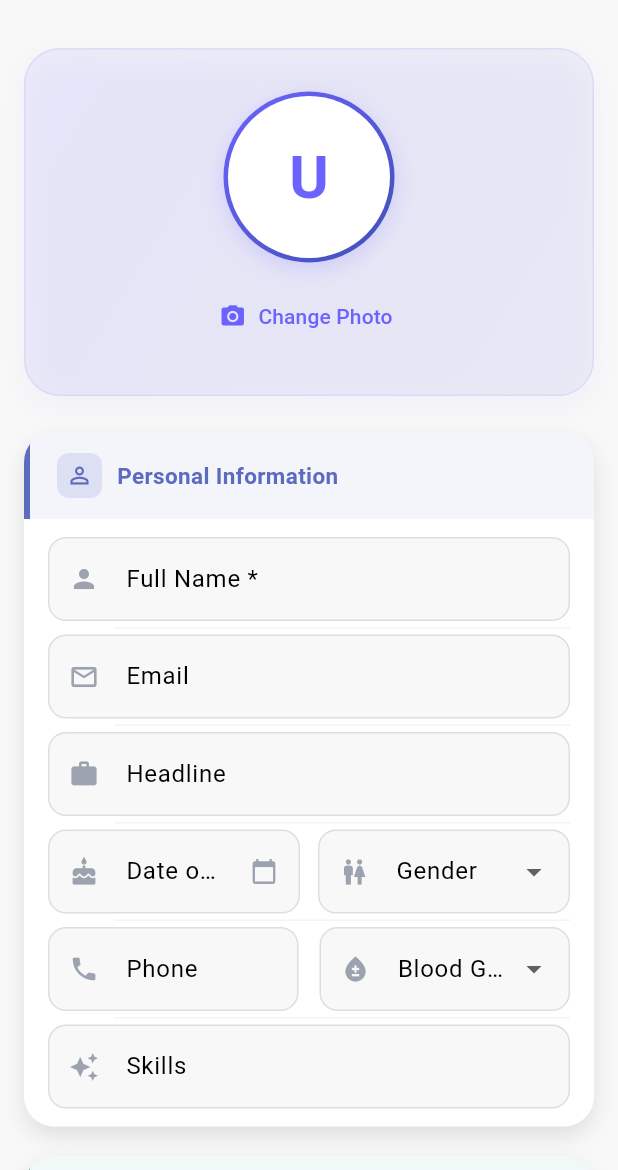
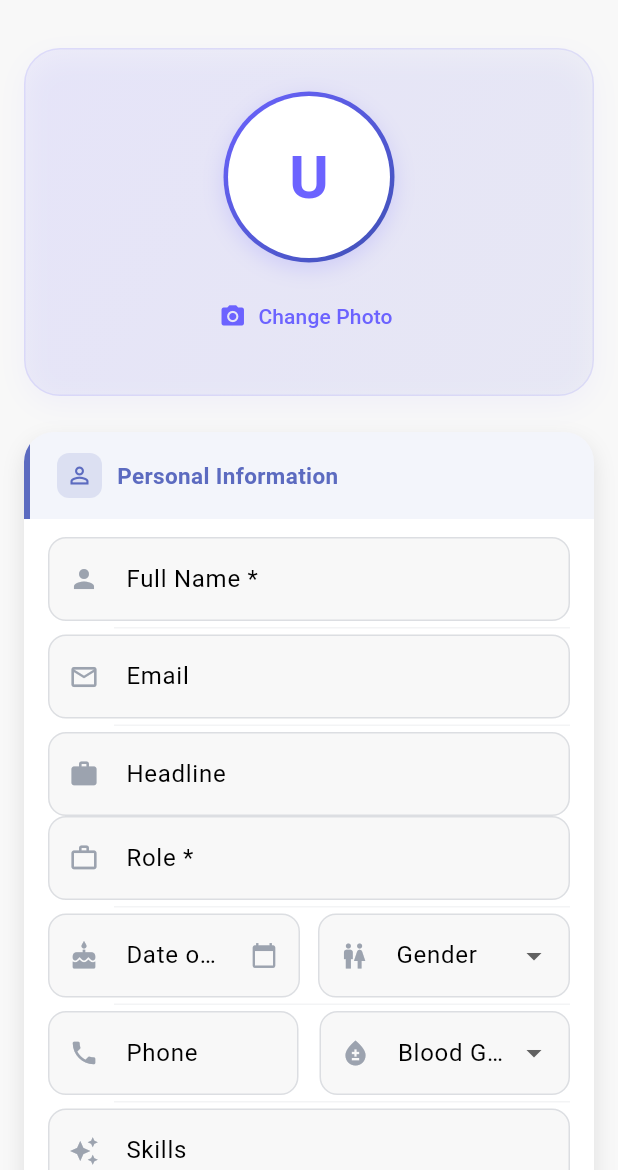
Before and after one commit to testgyaan12-boop/office-buddy-frontend, a Flutter app: the ProfileEditScreen screen opened by its route, on a phone screen of 412 x 824 dp, the part 66-1236 px from its top. Run offline on Flutter 3.47's test engine with Material 3 defaults, Android fonts, the phone set to English and light mode, and no system bars; our stand-ins replace cached_network_image, dio, file_picker, flutter_markdown, flutter_riverpod, flutter_secure_storage and 6 more; missing offline and left inert: flutter_pdfview; accounts and stored records are empty; network calls fail.

Commit message:
in profile add role and domain

```diff
--- a/lib/features/auth/auth_provider.dart
+++ b/lib/features/auth/auth_provider.dart
@@ -196,6 +196,8 @@ class AuthNotifier extends StateNotifier<AuthState> {
   Future<void> updateProfile({
     required String name,
     String? headline,
+    String? role,
+    String? domain,
     String? dateOfBirth,
     String? gender,
     String? phone,
@@ -220,6 +222,8 @@ class AuthNotifier extends StateNotifier<AuthState> {
         'name': name,
       };
       if (headline != null) data['headline'] = headline;
+      if (role != null) data['role'] = role;
+      if (domain != null) data['domain'] = domain;
       if (dateOfBirth != null) data['dateOfBirth'] = dateOfBirth;
       if (gender != null) data['gender'] = gender;
       if (phone != null) data['phone'] = phone;
--- a/lib/features/auth/models/auth_models.dart
+++ b/lib/features/auth/models/auth_models.dart
@@ -83,6 +83,8 @@ class UserModel {
   final String email;
   final String? avatarUrl;
   final String? headline;
+  final String? role;
+  final String? domain;
   final String? dateOfBirth;
   final String? gender;
   final String? phone;
@@ -108,6 +110,8 @@ class UserModel {
     required this.email,
     this.avatarUrl,
     this.headline,
+    this.role,
+    this.domain,
     this.dateOfBirth,
     this.gender,
     this.phone,
@@ -134,6 +138,8 @@ class UserModel {
         email: json['email'] as String,
         avatarUrl: json['avatarUrl'] as String?,
         headline: json['headline'] as String?,
+        role: json['role'] as String?,
+        domain: json['domain'] as String?,
         dateOfBirth: json['dateOfBirth'] as String?,
         gender: json['gender'] as String?,
         phone: json['phone'] as String?,
@@ -160,6 +166,8 @@ class UserModel {
         'email': email,
         'avatarUrl': avatarUrl,
         'headline': headline,
+        'role': role,
+        'domain': domain,
         'dateOfBirth': dateOfBirth,
         'gender': gender,
         'phone': phone,
--- a/lib/features/profile/profile_edit_screen.dart
+++ b/lib/features/profile/profile_edit_screen.dart
@@ -21,6 +21,8 @@ class _ProfileEditScreenState extends ConsumerState<ProfileEditScreen> {
   final _formKey = GlobalKey<FormState>();
   late TextEditingController _nameController;
   late TextEditingController _headlineController;
+  late TextEditingController _roleController;
+  late TextEditingController _domainController;
   late TextEditingController _phoneController;
   late TextEditingController _currentCompanyController;
   late TextEditingController _salaryController;
@@ -49,6 +51,8 @@ class _ProfileEditScreenState extends ConsumerState<ProfileEditScreen> {
     final user = ref.read(authProvider).user;
     _nameController = TextEditingController(text: user?.name ?? '');
     _headlineController = TextEditingController(text: user?.headline ?? '');
+    _roleController = TextEditingController(text: user?.role ?? '');
+    _domainController = TextEditingController(text: user?.domain ?? '');
     _phoneController = TextEditingController(text: user?.phone ?? '');
     _currentCompanyController = TextEditingController(text: user?.currentCompany ?? '');
     _salaryController = TextEditingController(text: user?.salary ?? '');
@@ -73,6 +77,8 @@ class _ProfileEditScreenState extends ConsumerState<ProfileEditScreen> {
   void dispose() {
     _nameController.dispose();
     _headlineController.dispose();
+    _roleController.dispose();
+    _domainController.dispose();
     _phoneController.dispose();
     _currentCompanyController.dispose();
     _salaryController.dispose();
@@ -162,6 +168,8 @@ class _ProfileEditScreenState extends ConsumerState<ProfileEditScreen> {
     await ref.read(authProvider.notifier).updateProfile(
           name: name,
           headline: _headlineController.text.trim().isEmpty ? null : _headlineController.text.trim(),
+          role: _roleController.text.trim(),
+          domain: _domainController.text.trim(),
           dateOfBirth: _dateOfBirth,
           gender: _gender,
           phone: _phoneController.text.trim().isEmpty ? null : _phoneController.text.trim(),
@@ -263,6 +271,14 @@ class _ProfileEditScreenState extends ConsumerState<ProfileEditScreen> {
                   icon: Icons.work,
                   hint: 'e.g. Senior Flutter Developer',
                 ),
+                _buildField(
+                  controller: _roleController,
+                  label: 'Role',
+                  icon: Icons.work_outline,
+                  hint: 'e.g. Flutter Developer',
+                  required: true,
+                  validator: (v) => (v == null || v.trim().isEmpty) ? 'Role is required' : null,
+                ),
                 _buildDivider(),
                 Row(
                   children: [
@@ -349,6 +365,15 @@ class _ProfileEditScreenState extends ConsumerState<ProfileEditScreen> {
                   controller: _currentCompanyController,
                   label: 'Current Company',
                   icon: Icons.business,
+                ),
+                _buildDivider(),
+                _buildField(
+                  controller: _domainController,
+                  label: 'Domain',
+                  icon: Icons.domain,
+                  hint: 'e.g. IT, Healthcare, Finance',
+                  required: true,
+                  validator: (v) => (v == null || v.trim().isEmpty) ? 'Domain is required' : null,
                 ),
                 _buildDivider(),
                 Row(
```
